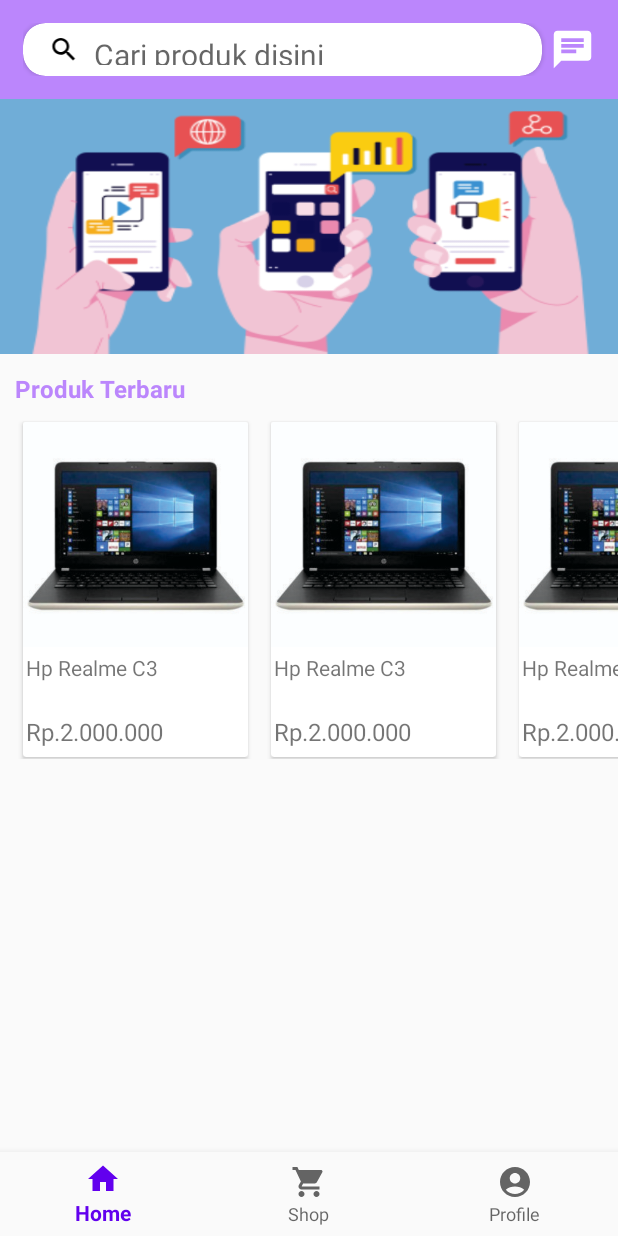
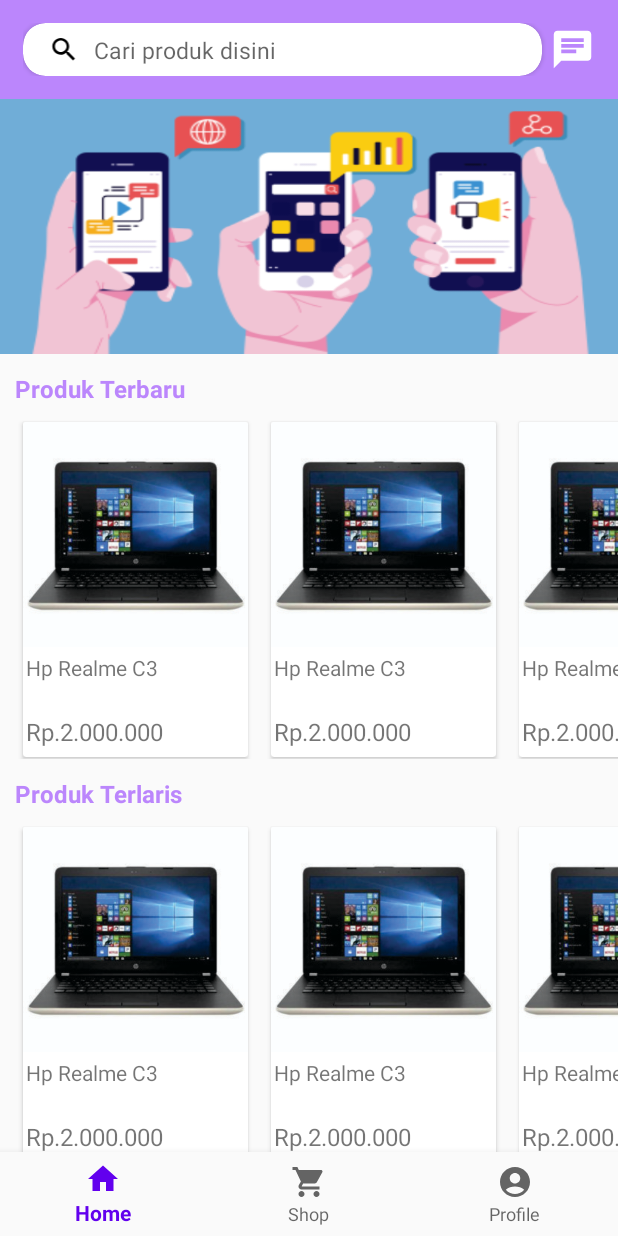
Before and after one commit to bagusrizky15/signUpRetrofit, an Android app: the screen it shows after launch (MainActivity), on a phone screen of 412 x 824 dp. Run offline under Robolectric (Android 15) with nearby library versions, the phone set to English and light mode, and no system bars.

Commit message:
add login

```diff
--- a/app/src/main/AndroidManifest.xml
+++ b/app/src/main/AndroidManifest.xml
@@ -14,6 +14,13 @@
         android:supportsRtl="true"
         android:theme="@style/Theme.SignUpRetrofit"
         tools:targetApi="31">
+        <activity
+            android:name=".LoginActivity"
+            android:exported="false">
+            <meta-data
+                android:name="android.app.lib_name"
+                android:value="" />
+        </activity>
         <activity
             android:name=".view.RegisterActivity"
             android:exported="false">
--- a/app/src/main/java/com/example/signupretrofit/fragment/HomeFragment.kt
+++ b/app/src/main/java/com/example/signupretrofit/fragment/HomeFragment.kt
@@ -17,7 +17,9 @@ import com.example.signupretrofit.model.Produk
 class HomeFragment : Fragment() {
 
     lateinit var vpSlider : ViewPager
-    lateinit var rvProduk: RecyclerView
+    lateinit var rvProdukTerbaru: RecyclerView
+    lateinit var rvProdukTerlaris: RecyclerView
+    lateinit var rvProdukElektronik: RecyclerView
 
     override fun onCreateView(
         inflater: LayoutInflater, container: ViewGroup?,
@@ -27,7 +29,9 @@ class HomeFragment : Fragment() {
         val view : View = inflater.inflate(R.layout.fragment_home, container, false)
 
         vpSlider = view.findViewById(R.id.vp_slider)
-        rvProduk = view.findViewById(R.id.rv_produk)
+        rvProdukTerlaris = view.findViewById(R.id.rv_produk_terlaris)
+        rvProdukTerbaru = view.findViewById(R.id.rv_produk_terbaru)
+        rvProdukElektronik = view.findViewById(R.id.rv_produk_elektronik)
 
         var arrSlider = ArrayList<Int>()
         arrSlider.add(R.drawable.slider1)
@@ -40,13 +44,73 @@ class HomeFragment : Fragment() {
         val layoutManager = LinearLayoutManager(activity)
         layoutManager.orientation = LinearLayoutManager.HORIZONTAL
 
-        rvProduk.adapter = AdapterProduk(arrProduk)
-        rvProduk.layoutManager = layoutManager
+        val layoutManager2 = LinearLayoutManager(activity)
+        layoutManager2.orientation = LinearLayoutManager.HORIZONTAL
+
+        val layoutManager3 = LinearLayoutManager(activity)
+        layoutManager3.orientation = LinearLayoutManager.HORIZONTAL
+
+        rvProdukTerlaris.adapter = AdapterProduk(arrProdukTerlaris)
+        rvProdukTerlaris.layoutManager = layoutManager
+
+        rvProdukTerbaru.adapter = AdapterProduk(arrProdukTerbaru)
+        rvProdukTerbaru.layoutManager = layoutManager2
+
+        rvProdukElektronik.adapter = AdapterProduk(arrProdukElektronik)
+        rvProdukElektronik.layoutManager = layoutManager3
 
         return view
     }
 
-    val arrProduk : ArrayList<Produk>get(){
+    val arrProdukTerbaru : ArrayList<Produk>get(){
+        val arr = ArrayList<Produk>()
+        val p1 = Produk()
+        p1.nama = "Hp Realme C3"
+        p1.harga = "Rp.2.000.000"
+        p1.gambar = R.drawable.hp_14_bs749tu
+
+        val p2 = Produk()
+        p2.nama = "Hp Realme C3"
+        p2.harga = "Rp.2.000.000"
+        p2.gambar = R.drawable.hp_14_bs749tu
+
+        val p3 = Produk()
+        p3.nama = "Hp Realme C3"
+        p3.harga = "Rp.2.000.000"
+        p3.gambar = R.drawable.hp_14_bs749tu
+
+        arr.add(p1)
+        arr.add(p2)
+        arr.add(p3)
+
+        return arr
+    }
+
+    val arrProdukTerlaris : ArrayList<Produk>get(){
+        val arr = ArrayList<Produk>()
+        val p1 = Produk()
+        p1.nama = "Hp Realme C3"
+        p1.harga = "Rp.2.000.000"
+        p1.gambar = R.drawable.hp_14_bs749tu
+
+        val p2 = Produk()
+        p2.nama = "Hp Realme C3"
+        p2.harga = "Rp.2.000.000"
+        p2.gambar = R.drawable.hp_14_bs749tu
+
+        val p3 = Produk()
+        p3.nama = "Hp Realme C3"
+        p3.harga = "Rp.2.000.000"
+        p3.gambar = R.drawable.hp_14_bs749tu
+
+        arr.add(p1)
+        arr.add(p2)
+        arr.add(p3)
+
+        return arr
+    }
+
+    val arrProdukElektronik : ArrayList<Produk>get(){
         val arr = ArrayList<Produk>()
         val p1 = Produk()
         p1.nama = "Hp Realme C3"
--- /dev/null
+++ b/app/src/main/java/com/example/signupretrofit/view/LoginActivity.kt
@@ -0,0 +1,12 @@
+package com.example.signupretrofit.view
+
+import androidx.appcompat.app.AppCompatActivity
+import android.os.Bundle
+import com.example.signupretrofit.R
+
+class LoginActivity : AppCompatActivity() {
+    override fun onCreate(savedInstanceState: Bundle?) {
+        super.onCreate(savedInstanceState)
+        setContentView(R.layout.activity_login)
+    }
+}
--- /dev/null
+++ b/app/src/main/res/layout/activity_login.xml
@@ -0,0 +1,44 @@
+<?xml version="1.0" encoding="utf-8"?>
+<RelativeLayout xmlns:android="http://schemas.android.com/apk/res/android"
+    xmlns:tools="http://schemas.android.com/tools"
+    android:layout_width="match_parent"
+    android:layout_height="match_parent"
+    tools:context=".view.LoginActivity">
+
+    <androidx.appcompat.widget.LinearLayoutCompat
+        android:layout_width="match_parent"
+        android:layout_height="wrap_content"
+        android:layout_centerInParent="true"
+        android:gravity="center"
+        android:orientation="vertical">
+
+        <TextView
+            android:layout_width="wrap_content"
+            android:layout_height="wrap_content"
+            android:text="Selamat datang di"
+            android:textColor="@color/purple_700"
+            android:textSize="16dp" />
+
+        <TextView
+            android:layout_width="wrap_content"
+            android:layout_height="wrap_content"
+            android:text="ShopingHehe"
+            android:textColor="@color/purple_700"
+            android:textSize="20dp"
+            android:textStyle="bold" />
+
+        <Button
+            android:layout_width="wrap_content"
+            android:layout_height="wrap_content"
+            android:background="@color/purple_700"
+            android:text="Masuk"
+            android:textColor="@color/white" />
+
+        <Button
+            android:layout_width="wrap_content"
+            android:layout_height="wrap_content"
+            android:text="Daftar" />
+
+    </androidx.appcompat.widget.LinearLayoutCompat>
+
+</RelativeLayout>
--- a/app/src/main/res/layout/fragment_home.xml
+++ b/app/src/main/res/layout/fragment_home.xml
@@ -33,7 +33,7 @@
                     android:src="@drawable/ic_baseline_search_24"/>
 
                 <TextView
-                    android:textSize="20dp"
+                    android:textSize="15dp"
                     android:layout_width="match_parent"
                     android:layout_height="match_parent"
                     android:hint="Cari produk disini"/>
@@ -53,6 +53,16 @@
 
     </RelativeLayout>
 
+    <androidx.core.widget.NestedScrollView
+        android:layout_width="match_parent"
+        android:layout_height="match_parent">
+
+        <androidx.appcompat.widget.LinearLayoutCompat
+            android:layout_marginBottom="15dp"
+            android:layout_width="match_parent"
+            android:layout_height="match_parent"
+            android:orientation="vertical">
+
             <androidx.viewpager.widget.ViewPager
                 android:id="@+id/vp_slider"
                 android:layout_width="match_parent"
@@ -61,7 +71,6 @@
             <LinearLayout
                 android:orientation="vertical"
                 android:layout_marginTop="12dp"
-        android:id="@+id/rv_layout"
                 android:layout_width="match_parent"
                 android:layout_height="wrap_content">
 
@@ -76,11 +85,60 @@
                     android:layout_height="wrap_content"/>
 
                 <androidx.recyclerview.widget.RecyclerView
-            android:id="@+id/rv_produk"
+                    android:id="@+id/rv_produk_terbaru"
                     android:layout_width="match_parent"
                     android:layout_height="wrap_content"/>
 
+            </LinearLayout>
+
+            <LinearLayout
+                android:orientation="vertical"
+                android:layout_marginTop="12dp"
+                android:layout_width="match_parent"
+                android:layout_height="wrap_content">
+
+                <TextView
+                    android:textColor="@color/purple_200"
+                    android:textSize="16dp"
+                    android:textStyle="bold"
+                    android:layout_marginHorizontal="10dp"
+                    android:text="Produk Terlaris"
+                    android:layout_marginBottom="10dp"
+                    android:layout_width="match_parent"
+                    android:layout_height="wrap_content"/>
+
+                <androidx.recyclerview.widget.RecyclerView
+                    android:id="@+id/rv_produk_terlaris"
+                    android:layout_width="match_parent"
+                    android:layout_height="wrap_content"/>
 
             </LinearLayout>
 
+            <LinearLayout
+                android:orientation="vertical"
+                android:layout_marginTop="12dp"
+                android:layout_width="match_parent"
+                android:layout_height="wrap_content">
+
+                <TextView
+                    android:textColor="@color/purple_200"
+                    android:textSize="16dp"
+                    android:textStyle="bold"
+                    android:layout_marginHorizontal="10dp"
+                    android:text="Produk Elektronik"
+                    android:layout_marginBottom="10dp"
+                    android:layout_width="match_parent"
+                    android:layout_height="wrap_content"/>
+
+                <androidx.recyclerview.widget.RecyclerView
+                    android:id="@+id/rv_produk_elektronik"
+                    android:layout_width="match_parent"
+                    android:layout_height="wrap_content"/>
+
             </LinearLayout>
+
+        </androidx.appcompat.widget.LinearLayoutCompat>
+
+    </androidx.core.widget.NestedScrollView>
+
+</LinearLayout>
```
Lines whose indentation alone changed are shown as unchanged.
